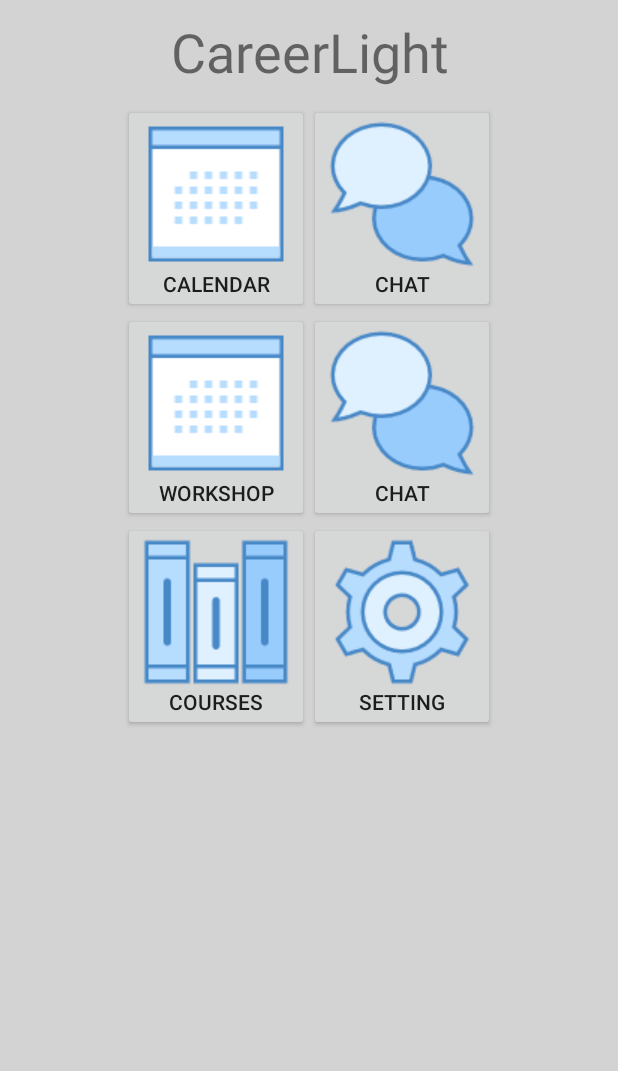
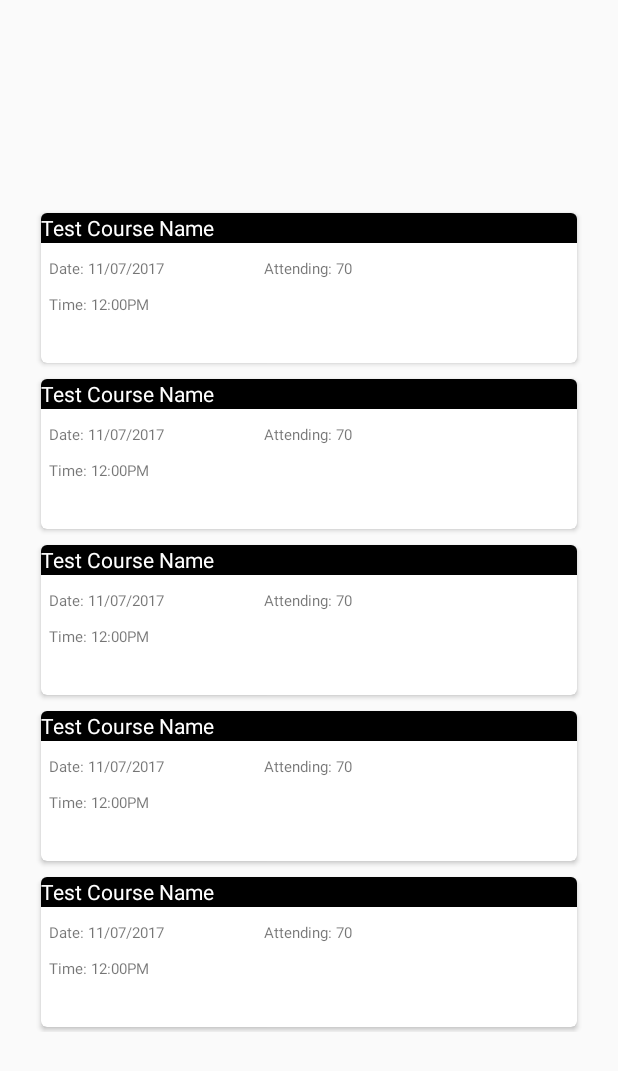
Before and after one commit to j-lam/Career_Light_Project, an Android app: the screen it shows after launch (MainActivity before the commit, CourseActivity after it), after a tap on "COURSES", on a phone screen of 412 x 824 dp. Shown: the top 1071 px of the screen. Run offline under Robolectric (Android 15) with nearby library versions, the phone set to English and light mode, and no system bars.

Commit message:
RecyclerView First Implementation

```diff
--- a/app/build.gradle
+++ b/app/build.gradle
@@ -22,6 +22,8 @@ dependencies {
     implementation fileTree(dir: 'libs', include: ['*.jar'])
     implementation 'com.android.support:appcompat-v7:26.1.0'
     implementation 'com.android.support.constraint:constraint-layout:1.0.2'
+    compile 'com.android.support:cardview-v7:26.1.0'
+    compile 'com.android.support:recyclerview-v7:26.1.0'
     testImplementation 'junit:junit:4.12'
     androidTestImplementation 'com.android.support.test:runner:1.0.1'
     androidTestImplementation 'com.android.support.test.espresso:espresso-core:3.0.1'
--- a/app/src/main/java/com/jenniferlam/career_light_project/CourseActivity.java
+++ b/app/src/main/java/com/jenniferlam/career_light_project/CourseActivity.java
@@ -1,8 +1,53 @@
 package com.jenniferlam.career_light_project;
+
+import android.os.Bundle;
+import android.support.v7.app.AppCompatActivity;
+import android.support.v7.widget.LinearLayoutManager;
+import android.support.v7.widget.RecyclerView;
+
+import java.util.ArrayList;
+import java.util.List;
 
 /**
  * Created by jennifer on 11/5/2017.
  */
 
-public class CourseActivity {
+public class CourseActivity extends AppCompatActivity {
+
+    @Override
+    protected void onCreate(Bundle savedInstanceState) {
+        super.onCreate(savedInstanceState);
+        setContentView(R.layout.activity_course);
+        RecyclerView recList = (RecyclerView) findViewById(R.id.CardList);
+        recList.setHasFixedSize(true);
+        LinearLayoutManager llm = new LinearLayoutManager(this);
+        llm.setOrientation(LinearLayoutManager.VERTICAL);
+        recList.setLayoutManager(llm);
+
+        RecyclerViewAdapter adapter = new RecyclerViewAdapter(createList(20));
+        recList.setAdapter(adapter);
+    }
+
+    public class CourseInfo {
+        protected String courseName;
+        protected String courseDate;
+        protected String courseTime;
+        protected String courseAttendees;
+    }
+    private List<CourseInfo> createList(int size) {
+        ArrayList<CourseInfo> courseList = new ArrayList<CourseInfo>();
+        for (int i = 0; i < size; i++) {
+
+            CourseInfo course = new CourseInfo();
+
+            course.courseName = "Test Course Name";
+            course.courseDate = "Date: 11/07/2017";
+            course.courseTime = "Time: 12:00PM";
+            course.courseAttendees = "Attending: 70";
+
+            courseList.add(course);
+        }
+
+        return courseList;
+    }
 }
--- /dev/null
+++ b/app/src/main/java/com/jenniferlam/career_light_project/RecyclerViewAdapter.java
@@ -0,0 +1,64 @@
+package com.jenniferlam.career_light_project;
+
+import android.support.v7.widget.RecyclerView;
+import android.view.LayoutInflater;
+import android.view.View;
+import android.view.ViewGroup;
+import android.widget.TextView;
+
+import java.util.List;
+
+/**
+ * Created by kennyquach on 11/7/17.
+ */
+
+public class RecyclerViewAdapter extends RecyclerView.Adapter<RecyclerViewAdapter.ContactViewHolder>  {
+
+    private List<CourseActivity.CourseInfo> courses;
+
+    public RecyclerViewAdapter(List<CourseActivity.CourseInfo> courses){
+
+        this.courses = courses;
+    }
+
+
+    @Override
+    public ContactViewHolder onCreateViewHolder(ViewGroup viewGroup, int viewType) {
+        View itemView = LayoutInflater.
+                from(viewGroup.getContext()).
+                inflate(R.layout.card_view, viewGroup, false);
+
+        return new ContactViewHolder(itemView);
+    }
+
+    @Override
+    public void onBindViewHolder(ContactViewHolder holder, int position) {
+        CourseActivity.CourseInfo courseInfo = courses.get(position);
+        holder.cName.setText(courseInfo.courseName);
+        holder.cDate.setText(courseInfo.courseDate);
+        holder.cTime.setText(courseInfo.courseTime);
+        holder.cAttending.setText(courseInfo.courseAttendees);
+    }
+
+    @Override
+    public int getItemCount() {
+        return courses.size();
+    }
+
+
+    public static class ContactViewHolder extends RecyclerView.ViewHolder {
+        protected TextView cName;
+        protected TextView cDate;
+        protected TextView cTime;
+        protected TextView cAttending;
+
+        public ContactViewHolder(View v) {
+            super(v);
+            cName =  (TextView) v.findViewById(R.id.course_title);
+            cDate = (TextView)  v.findViewById(R.id.course_date);
+            cTime = (TextView)  v.findViewById(R.id.course_time);
+            cAttending = (TextView) v.findViewById(R.id.course_attending);
+        }
+    }
+
+}
--- /dev/null
+++ b/app/src/main/res/layout/activity_course.xml
@@ -0,0 +1,20 @@
+<?xml version="1.0" encoding="utf-8"?>
+<android.support.constraint.ConstraintLayout xmlns:android="http://schemas.android.com/apk/res/android"
+    xmlns:app="http://schemas.android.com/apk/res-auto"
+    xmlns:tools="http://schemas.android.com/tools"
+    android:layout_width="match_parent"
+    android:layout_height="match_parent">
+
+    <android.support.v7.widget.RecyclerView
+        android:id="@+id/CardList"
+        android:layout_width="368dp"
+        android:layout_height="551dp"
+        android:layout_marginBottom="8dp"
+        android:layout_marginEnd="8dp"
+        android:layout_marginStart="8dp"
+        android:layout_marginTop="8dp"
+        app:layout_constraintBottom_toBottomOf="parent"
+        app:layout_constraintEnd_toEndOf="parent"
+        app:layout_constraintStart_toStartOf="parent"
+        app:layout_constraintTop_toTopOf="parent" />
+</android.support.constraint.ConstraintLayout>
--- a/app/src/main/res/layout/activity_events.xml
+++ b/app/src/main/res/layout/activity_events.xml
@@ -6,9 +6,4 @@
     android:layout_height="match_parent"
     tools:context="com.jenniferlam.career_light_project.EventsActivity">
 
-    <android.support.v7.widget.RecyclerView
-        android:layout_width="368dp"
-        android:layout_height="551dp"
-        tools:layout_editor_absoluteX="8dp"
-        tools:layout_editor_absoluteY="8dp" />
 </android.support.constraint.ConstraintLayout>
--- /dev/null
+++ b/app/src/main/res/layout/card_view.xml
@@ -0,0 +1,58 @@
+<android.support.v7.widget.CardView
+    xmlns:card_view="http://schemas.android.com/apk/res-auto"
+    xmlns:android="http://schemas.android.com/apk/res/android"
+    android:id="@+id/card_view"
+    android:layout_width="match_parent"
+    android:layout_height="100dp"
+    card_view:cardCornerRadius="4dp"
+    android:layout_margin="5dp">
+
+    <RelativeLayout
+        android:layout_width="match_parent"
+        android:layout_height="match_parent">
+
+        <TextView
+            android:id="@+id/course_title"
+            android:layout_width="match_parent"
+            android:layout_height="20dp"
+            android:background="@android:color/background_dark"
+            android:text="Course:"
+            android:gravity="center_vertical"
+            android:textColor="@android:color/white"
+            android:textSize="14dp"/>
+
+        <TextView
+            android:id="@+id/course_date"
+            android:layout_width="wrap_content"
+            android:layout_height="wrap_content"
+            android:text="Date/Time"
+            android:gravity="center_vertical"
+            android:textSize="10dp"
+            android:layout_below="@id/course_title"
+            android:layout_marginTop="10dp"
+            android:layout_marginLeft="5dp"/>
+
+        <TextView
+            android:id="@+id/course_time"
+            android:layout_width="wrap_content"
+            android:layout_height="wrap_content"
+            android:text="Time:"
+            android:gravity="center_vertical"
+            android:textSize="10dp"
+            android:layout_below="@id/course_date"
+            android:layout_marginTop="10dp"
+            android:layout_marginLeft="5dp"/>
+
+        <TextView
+            android:id="@+id/course_attending"
+            android:layout_width="wrap_content"
+            android:layout_height="wrap_content"
+            android:text="Attending:"
+            android:textSize="10dp"
+            android:layout_marginTop="10dp"
+            android:layout_alignParentRight="true"
+            android:layout_marginRight="150dp"
+            android:layout_alignBaseline="@id/course_date"/>
+
+    </RelativeLayout>
+</android.support.v7.widget.CardView>
```
